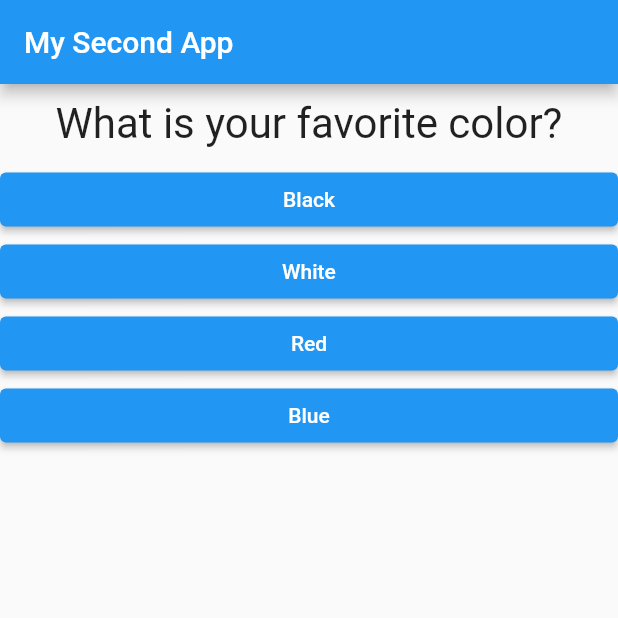
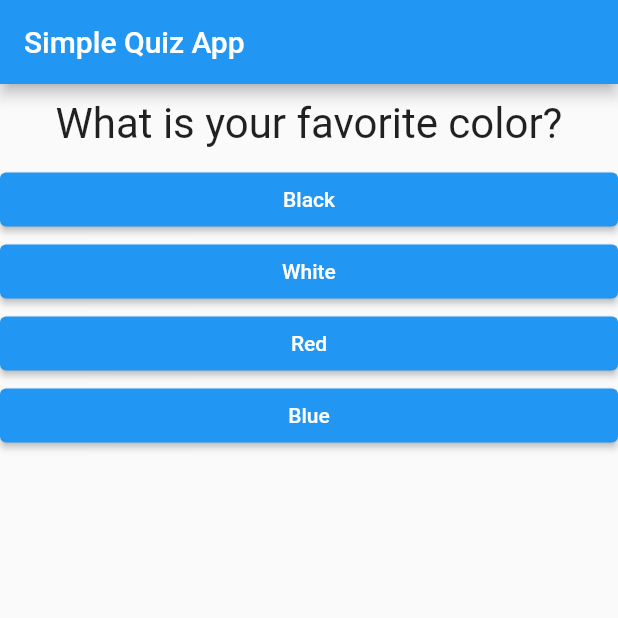
Before and after one commit to viniciusLambert/Simple-Flutter-Quiz-App, a Flutter app: the screen it shows after launch, on a phone screen of 412 x 824 dp, the top half of it. Run offline on Flutter 3.47's test engine with Material 2 defaults, Android fonts, the phone set to English and light mode, and no system bars.

Commit message:
change project name and print screens

```diff
--- a/lib/main.dart
+++ b/lib/main.dart
@@ -69,7 +69,7 @@ class _MyappState extends State<MyApp> {
     return MaterialApp(
         home: Scaffold(
       appBar: AppBar(
-        title: Text('My Second App'),
+        title: Text('Simple Quiz App'),
       ),
       body: _questionIndex < _questions.length
           ? Quiz(
```
Also changed, not shown: docs/Screenshot_1.png, docs/Screenshot_2.png, 1 other file.
